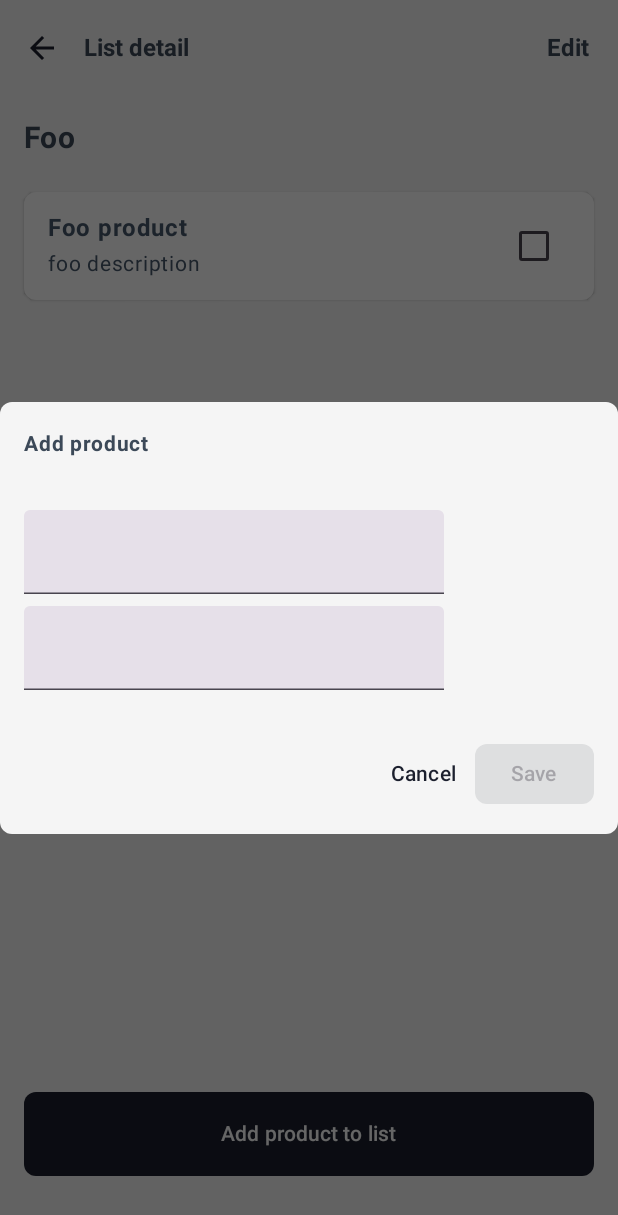
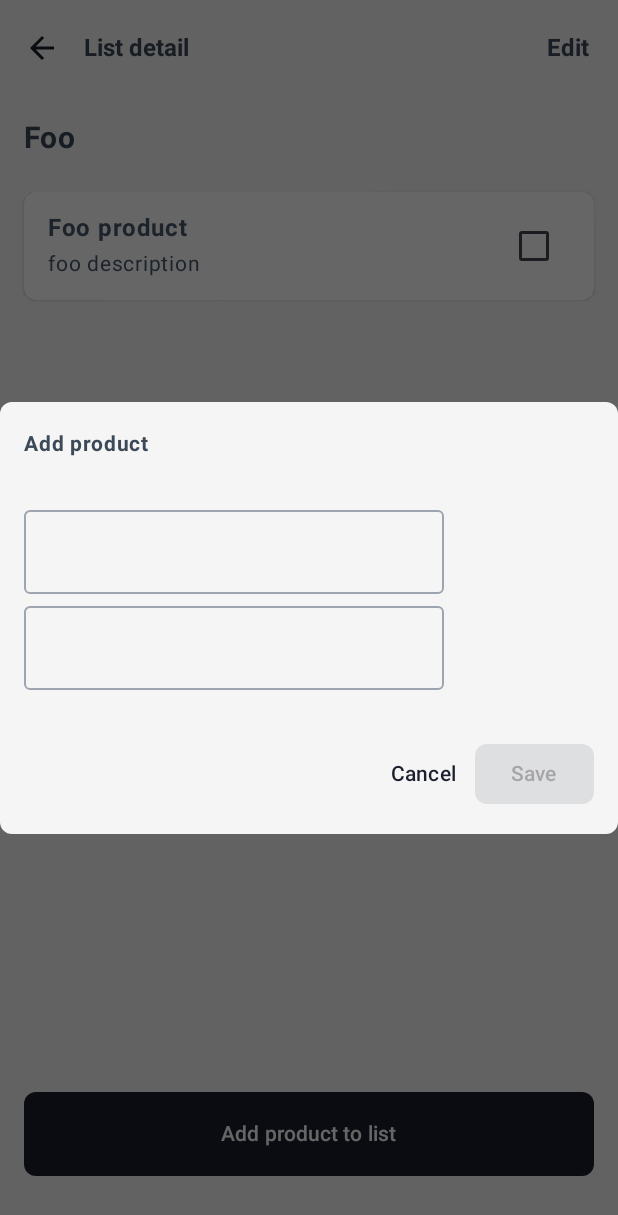
Before and after one commit to roblesdotdev/OhMyList, an Android app built with Jetpack Compose: the @Preview function ShopListDetailScreenPreview, on a phone screen of 412 x 824 dp. Shown: the top 1215 px of the screen. Run offline under Robolectric (Android 15) with nearby library versions, the phone set to English and light mode, and no system bars.

Commit message:
custom text field component

```diff
--- a/app/build.gradle.kts
+++ b/app/build.gradle.kts
@@ -24,7 +24,8 @@ android {
 
     buildTypes {
         release {
-            isMinifyEnabled = false
+            isMinifyEnabled = true
+            isShrinkResources = true
             proguardFiles(
                 getDefaultProguardFile("proguard-android-optimize.txt"),
                 "proguard-rules.pro"
--- /dev/null
+++ b/app/src/main/java/com/roblesdotdev/ohmylist/core/ui/components/CustomTextField.kt
@@ -0,0 +1,78 @@
+package com.roblesdotdev.ohmylist.core.ui.components
+
+import androidx.compose.foundation.layout.Column
+import androidx.compose.foundation.layout.padding
+import androidx.compose.foundation.text.KeyboardOptions
+import androidx.compose.material3.MaterialTheme
+import androidx.compose.material3.OutlinedTextField
+import androidx.compose.material3.OutlinedTextFieldDefaults
+import androidx.compose.material3.Text
+import androidx.compose.runtime.Composable
+import androidx.compose.ui.Modifier
+import androidx.compose.ui.text.font.FontWeight
+import androidx.compose.ui.tooling.preview.Preview
+import androidx.compose.ui.unit.dp
+import androidx.compose.ui.unit.sp
+import com.roblesdotdev.ohmylist.core.ui.theme.OhMyListTheme
+
+@Composable
+fun CustomTextField(
+    modifier: Modifier = Modifier,
+    value: String,
+    onChange: (String) -> Unit,
+    placeholder: String = "",
+    enabled: Boolean = true,
+    errorMessage: String? = null,
+    keyboardOptions: KeyboardOptions = KeyboardOptions.Default,
+) {
+    Column {
+        OutlinedTextField(
+            modifier = modifier,
+            value = value,
+            onValueChange = onChange,
+            placeholder = {
+                Text(text = placeholder)
+            },
+            enabled = enabled,
+            isError = !errorMessage.isNullOrBlank(),
+            singleLine = true,
+            keyboardOptions = keyboardOptions,
+            colors =
+                OutlinedTextFieldDefaults.colors(
+                    focusedContainerColor = MaterialTheme.colorScheme.background,
+                    unfocusedContainerColor = MaterialTheme.colorScheme.background,
+                    unfocusedPlaceholderColor = MaterialTheme.colorScheme.onSurface.copy(alpha = .5f),
+                    focusedPlaceholderColor = MaterialTheme.colorScheme.onSurface.copy(alpha = .5f),
+                    unfocusedTextColor = MaterialTheme.colorScheme.onBackground,
+                    focusedTextColor = MaterialTheme.colorScheme.onBackground,
+                    unfocusedBorderColor = MaterialTheme.colorScheme.outline,
+                    focusedBorderColor = MaterialTheme.colorScheme.outline,
+                ),
+        )
+        errorMessage?.let { err ->
+            Text(
+                text = err,
+                color = MaterialTheme.colorScheme.error,
+                fontSize = 12.sp,
+                fontWeight = FontWeight.Light,
+                modifier = Modifier.padding(start = 12.dp),
+            )
+        }
+    }
+}
+
+@Preview(showBackground = true)
+@Composable
+private fun CustomTextFieldPreview() {
+    OhMyListTheme {
+        Column(
+            modifier = Modifier.padding(8.dp),
+        ) {
+            CustomTextField(
+                value = "Demo",
+                onChange = {},
+                placeholder = "Custom text field",
+            )
+        }
+    }
+}
--- a/app/src/main/java/com/roblesdotdev/ohmylist/shoplistDetail/ui/ShopListDetailScreen.kt
+++ b/app/src/main/java/com/roblesdotdev/ohmylist/shoplistDetail/ui/ShopListDetailScreen.kt
@@ -24,7 +24,6 @@ import androidx.compose.material3.Scaffold
 import androidx.compose.material3.Surface
 import androidx.compose.material3.Text
 import androidx.compose.material3.TextButton
-import androidx.compose.material3.TextField
 import androidx.compose.runtime.Composable
 import androidx.compose.ui.Modifier
 import androidx.compose.ui.text.font.FontWeight
@@ -36,6 +35,7 @@ import com.roblesdotdev.ohmylist.core.domain.model.Product
 import com.roblesdotdev.ohmylist.core.domain.model.ProductInput
 import com.roblesdotdev.ohmylist.core.domain.model.ShopList
 import com.roblesdotdev.ohmylist.core.ui.components.CustomCard
+import com.roblesdotdev.ohmylist.core.ui.components.CustomTextField
 import com.roblesdotdev.ohmylist.core.ui.components.CustomTopAppBar
 import com.roblesdotdev.ohmylist.core.ui.theme.OhMyListTheme
 
@@ -143,14 +143,14 @@ fun ProductDialog(
                 val title = if (productInput.isEdit) "Edit product" else "Add product"
                 Text(text = title, fontWeight = FontWeight.Bold, fontSize = 14.sp)
                 Spacer(modifier = Modifier.height(32.dp))
-                TextField(
+                CustomTextField(
                     value = productInput.name,
-                    onValueChange = { onEvent(ShopListDetailEvent.ChangeInputName(it)) },
+                    onChange = { onEvent(ShopListDetailEvent.ChangeInputName(it)) },
                 )
                 Spacer(modifier = Modifier.height(8.dp))
-                TextField(
+                CustomTextField(
                     value = productInput.description,
-                    onValueChange = { onEvent(ShopListDetailEvent.ChangeInputDescription(it)) },
+                    onChange = { onEvent(ShopListDetailEvent.ChangeInputDescription(it)) },
                 )
                 Spacer(modifier = Modifier.height(32.dp))
                 Row(
```
Also changed, not shown: app/src/main/java/com/roblesdotdev/ohmylist/addShoplist/ui/AddShopListScreen.kt (+4 -5 lines), 2 other files.
